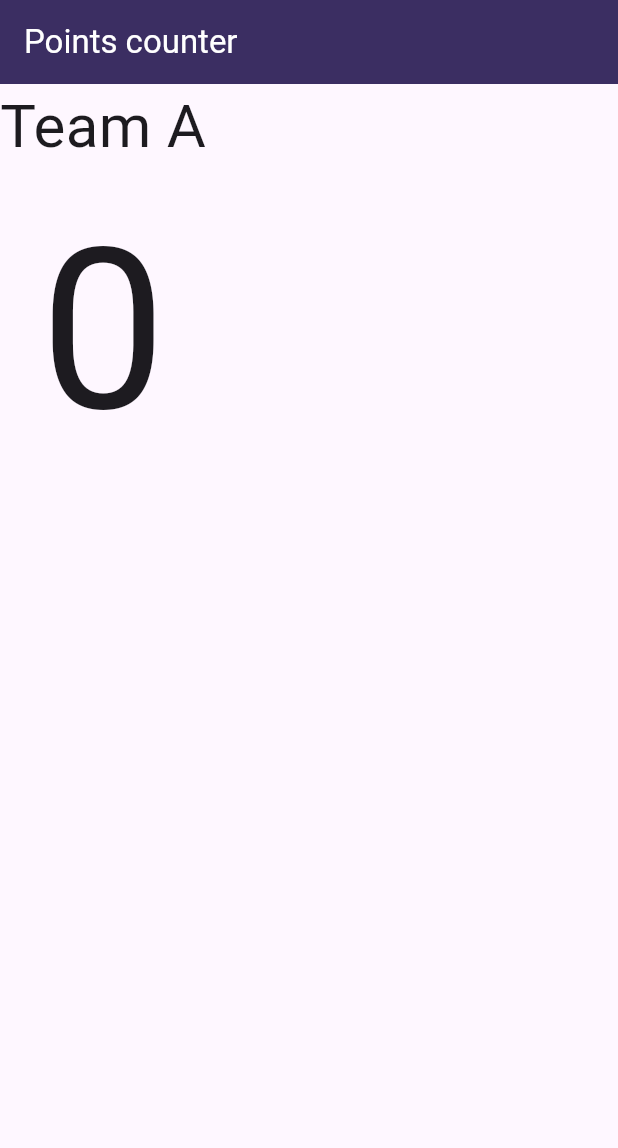
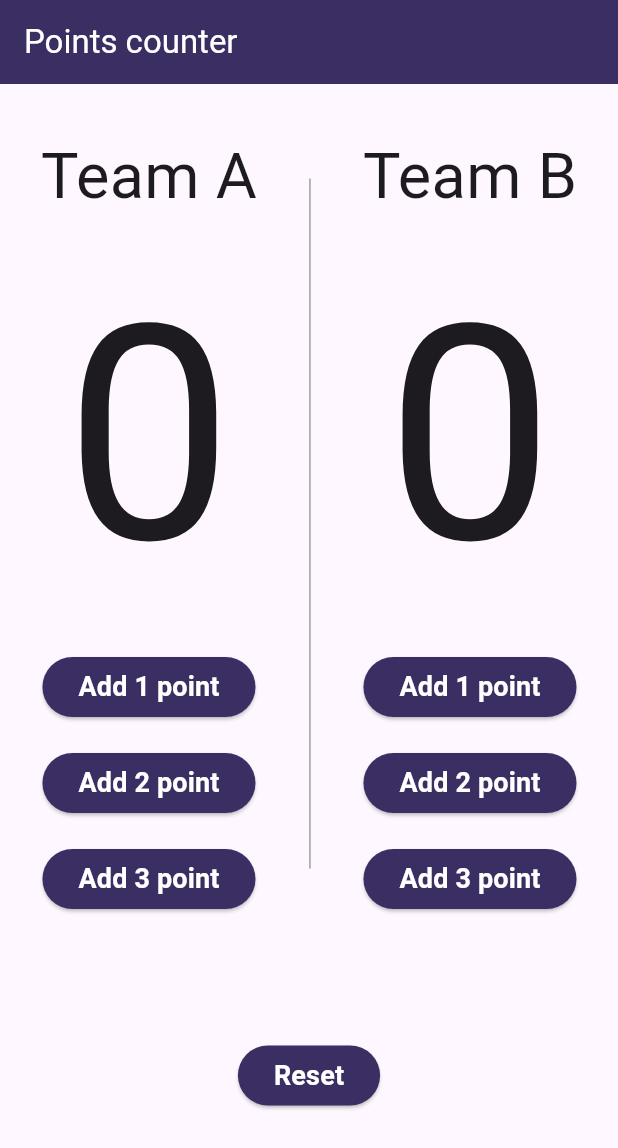
Before and after one commit to alpha9898/Basketball_points_counter, a Flutter app: the screen it shows after launch, on a phone screen of 412 x 824 dp. Shown: the top 1148 px of the screen. Run offline on Flutter 3.47's test engine with Material 3 defaults, Android fonts, the phone set to English and light mode, and no system bars.

Commit message:
ui finished

```diff
--- a/lib/main.dart
+++ b/lib/main.dart
@@ -1,11 +1,12 @@
 import 'package:flutter/material.dart';
 
 void main() {
-  runApp(const counter());
+  runApp( counter());
 }
 
 class counter extends StatelessWidget {
-  const counter({super.key});
+  int teamApoints = 0;
+  int teamBpoints = 0;
 
   @override
   Widget build(BuildContext context) {
@@ -23,14 +24,143 @@ class counter extends StatelessWidget {
         ),
         body: Column(
           children: [
-            Text('Team A', style: TextStyle(
-              fontSize: 40
-             ),
+            SizedBox(
+              height: 32,
             ),
-            Text('0', style: TextStyle(
-                fontSize: 150
-              ),
+            Row(
+              mainAxisAlignment: MainAxisAlignment.spaceEvenly,
+              children: [
+                Column(
+                  children: [
+                    Text('Team A', style: TextStyle(
+                      fontSize: 42
+                     ),
+                    ),
+                    Text(
+                      '$teamApoints'
+                      , style: TextStyle(
+                        fontSize: 200
+                      ),
+                    ),
+                    ElevatedButton(
+                        style: ElevatedButton.styleFrom(
+                          backgroundColor: Color(0xff3b2e62),
+                          maximumSize: Size(150, 60)
+                        ),
+                        onPressed: (){},
+                        child: Text('Add 1 point',style: TextStyle(
+                          color: Colors.white,
+                          fontSize: 18,
+                          fontWeight: FontWeight.bold
+                        ),)),
+                    const SizedBox(
+                      height: 16,
+                    ),
+                    ElevatedButton(
+                        style: ElevatedButton.styleFrom(
+                          backgroundColor: Color(0xff3b2e62),
+                            maximumSize: Size(150, 60)
+
+                        ),
+                        onPressed: (){},
+                        child: Text('Add 2 point',style: TextStyle(
+                          color: Colors.white,
+                          fontSize: 18,
+                          fontWeight: FontWeight.bold
+                        ),)),
+                    const SizedBox(
+                      height: 16,
+                    ),
+                    ElevatedButton(
+                        style: ElevatedButton.styleFrom(
+                          backgroundColor: Color(0xff3b2e62),
+                            maximumSize: Size(150, 60)
+                        ),
+                        onPressed: (){},
+                        child: Text('Add 3 point',style: TextStyle(
+                          color: Colors.white,
+                          fontSize: 18,
+                          fontWeight: FontWeight.bold
+                        ),)),
+                  ],
+                ),
+                const SizedBox(
+                  height: 460,
+                  child: VerticalDivider(
+                    color: Colors.grey,
+                    thickness: 1,
+                  ),
+                ),
+                Column(
+                  children: [
+                    Text('Team B', style: TextStyle(
+                        fontSize: 42
+                    ),
+                    ),
+                    Text('$teamBpoints', style: TextStyle(
+                        fontSize: 200
+                    ),
+                    ),
+                    ElevatedButton(
+                        style: ElevatedButton.styleFrom(
+                            backgroundColor: Color(0xff3b2e62),
+                            maximumSize: Size(150, 60)
+                        ),
+                        onPressed: (){},
+                        child: Text('Add 1 point',style: TextStyle(
+                            color: Colors.white,
+                            fontSize: 18,
+                            fontWeight: FontWeight.bold
+                        ),)),
+                    const SizedBox(
+                      height: 16,
+                    ),
+                    ElevatedButton(
+                        style: ElevatedButton.styleFrom(
+                            backgroundColor: Color(0xff3b2e62),
+                            maximumSize: Size(150, 60)
+
+                        ),
+                        onPressed: (){},
+                        child: Text('Add 2 point',style: TextStyle(
+                            color: Colors.white,
+                            fontSize: 18,
+                            fontWeight: FontWeight.bold
+                        ),)),
+                    const SizedBox(
+                      height: 16,
+                    ),
+                    ElevatedButton(
+                        style: ElevatedButton.styleFrom(
+                            backgroundColor: Color(0xff3b2e62),
+                            maximumSize: Size(150, 60)
+                        ),
+                        onPressed: (){},
+                        child: Text('Add 3 point',style: TextStyle(
+                            color: Colors.white,
+                            fontSize: 18,
+                            fontWeight: FontWeight.bold
+                        ),)),
+                  ],
+                ),
+
+              ],
             ),
+            const Spacer(),
+            ElevatedButton(
+                style: ElevatedButton.styleFrom(
+                    backgroundColor: Color(0xff3b2e62),
+                    maximumSize: Size(150, 60)
+                ),
+                onPressed: (){},
+                child: Text('Reset',style: TextStyle(
+                    color: Colors.white,
+                    fontSize: 18,
+                    fontWeight: FontWeight.bold
+                ),)),
+            const Spacer(),
+
+
           ],
         ),
       ),
```
